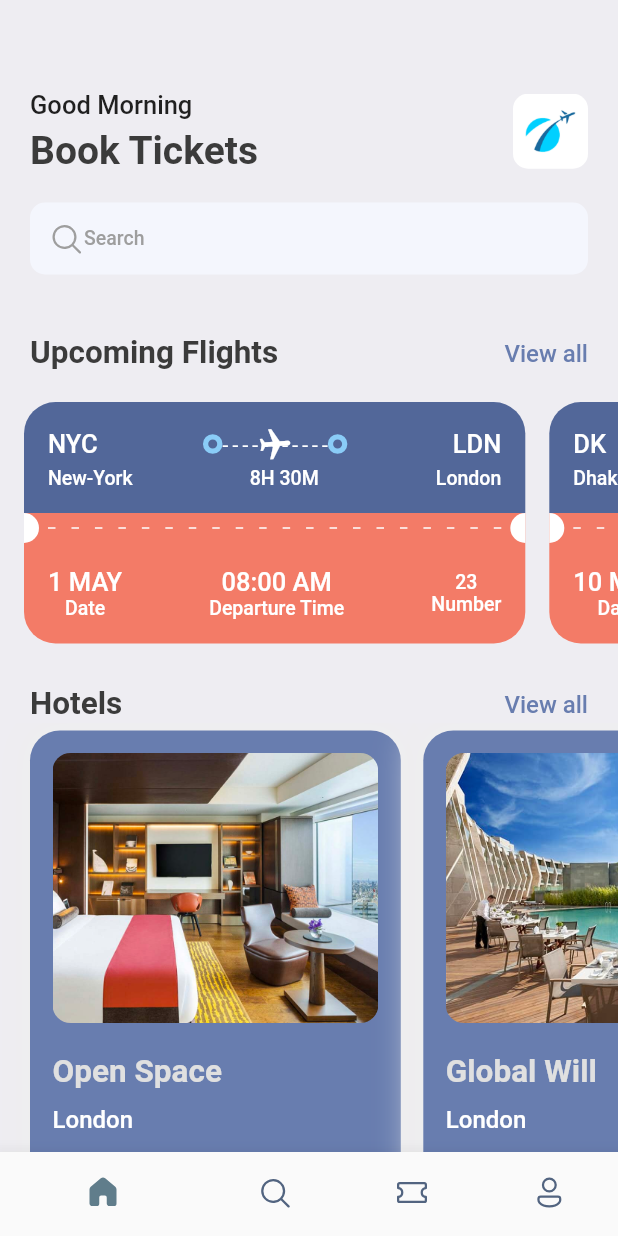
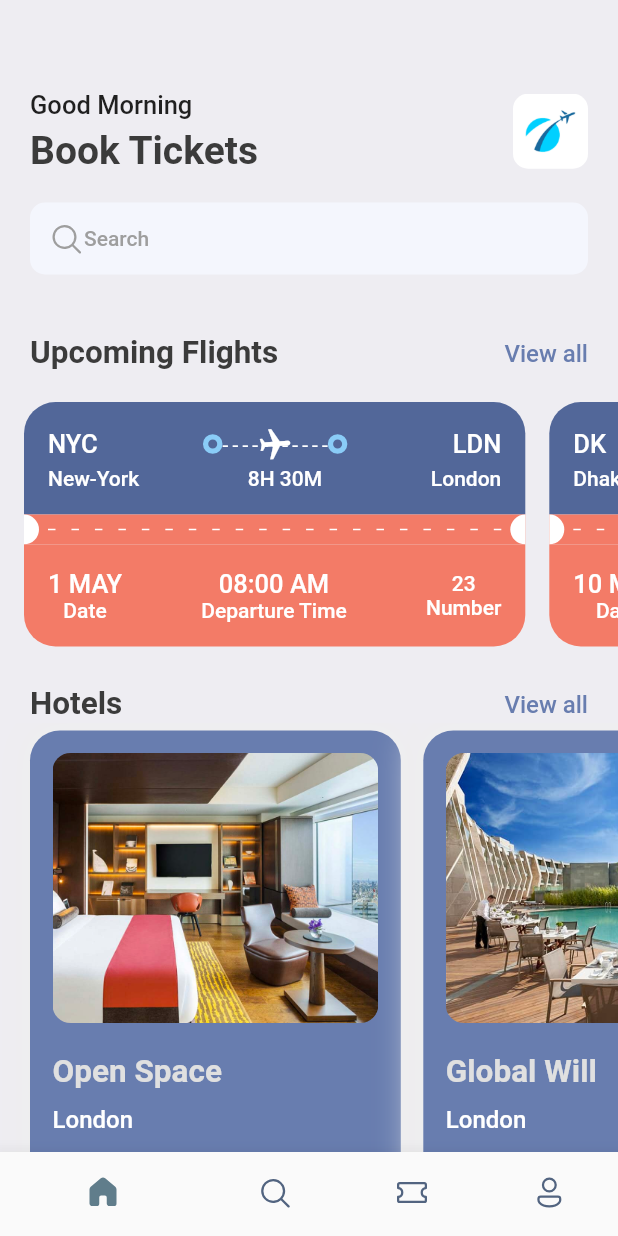
Before and after one commit to abhishek5239/ticket_booking_app, a Flutter app: the screen it shows after launch, on a phone screen of 412 x 824 dp. Run offline on Flutter 3.47's test engine with Material 2 defaults, Android fonts, the phone set to English and light mode, and no system bars; our stand-ins replace barcode_widget, fluentui_icons, gap, get.

Commit message:
Revert "second2 commite changed fontsize of headline4"
This reverts commit 7e883c11305ded274080dead19444c32657727dd.

```diff
--- a/lib/utils/app_styles.dart
+++ b/lib/utils/app_styles.dart
@@ -16,5 +16,5 @@ class Styles {
   static TextStyle headlinestyle3 =
       TextStyle(fontSize: 17, fontWeight: FontWeight.w500);
   static TextStyle headlinestyle4 = TextStyle(
-      fontSize: 13, color: Colors.grey.shade500, fontWeight: FontWeight.w500);
+      fontSize: 14, color: Colors.grey.shade500, fontWeight: FontWeight.w500);
 }
```
